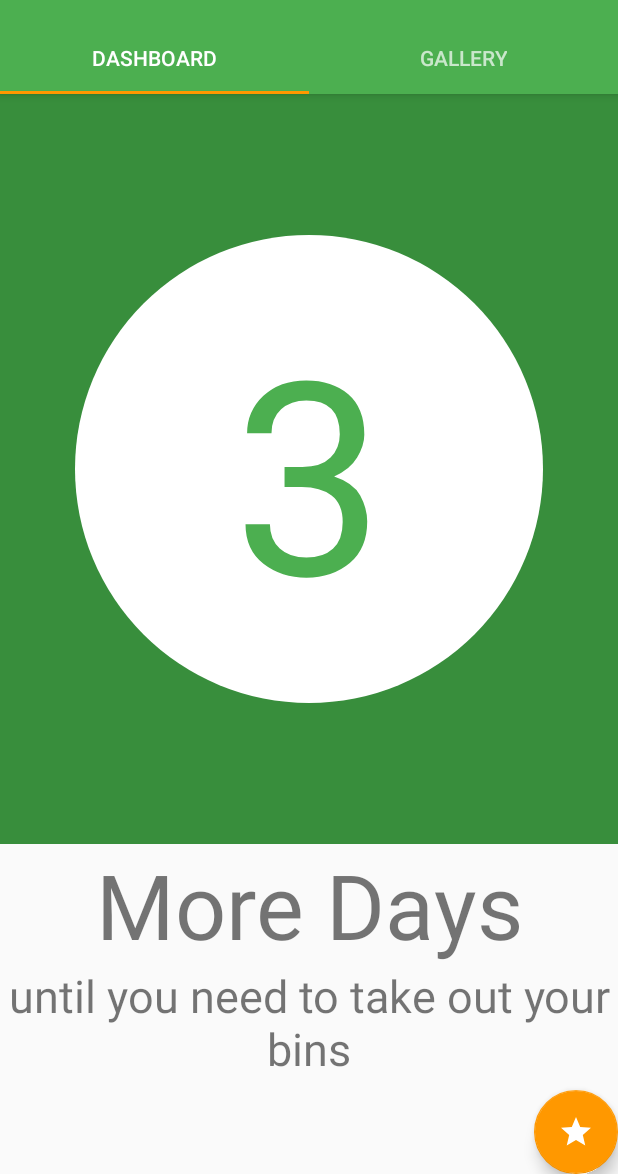
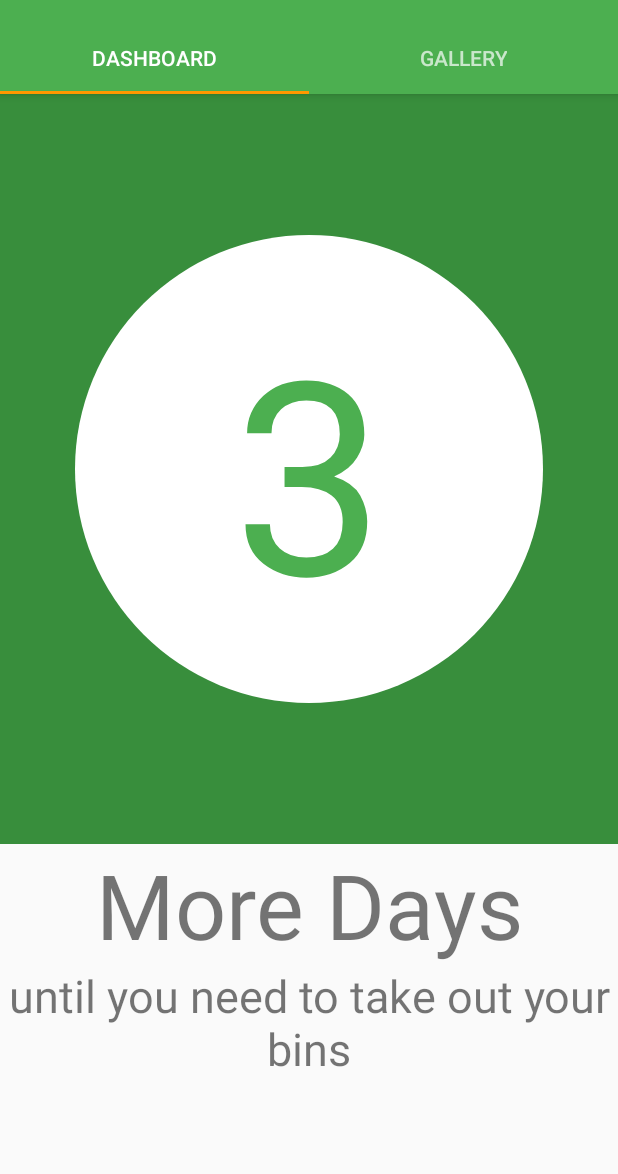
Before and after one commit to GovHackPeople/GottaBinItToWinIt, an Android app: the MainActivity screen opened directly, with no data from a screen before it, on a phone screen of 412 x 824 dp, the part 62-1236 px from its top. Run offline under Robolectric (Android 15) with nearby library versions, the phone set to English and light mode, and no system bars; our stand-ins replace Firebase (no records; nobody signed in at launch, a user with empty details on screens opened directly); libraries missing offline, so code that uses them is left out: com.cocoahero.android.

Commit message:
Removed floating action button

```diff
--- a/android/app/src/main/res/layout/activity_main.xml
+++ b/android/app/src/main/res/layout/activity_main.xml
@@ -36,5 +36,6 @@
         android:layout_height="wrap_content"
         android:layout_gravity="end|bottom"
         app:useCompatPadding="true"
-        android:src="@drawable/ic_star_white_24dp" />
+        android:src="@drawable/ic_star_white_24dp"
+        android:visibility="gone"/>
 </android.support.design.widget.CoordinatorLayout>
```
